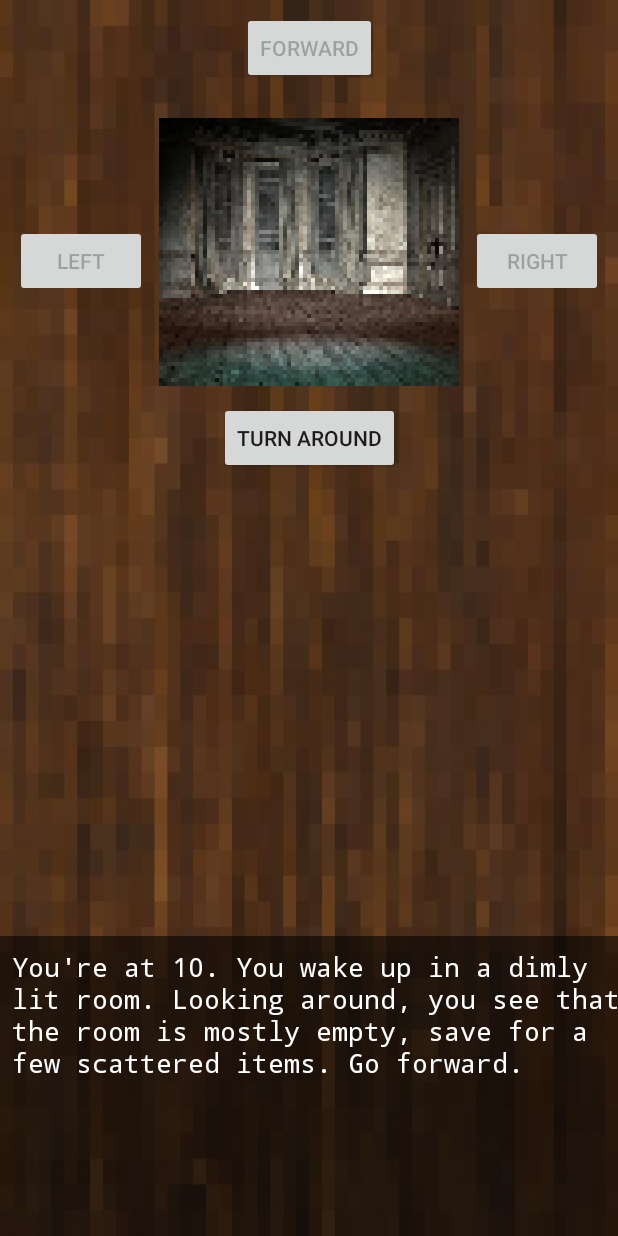
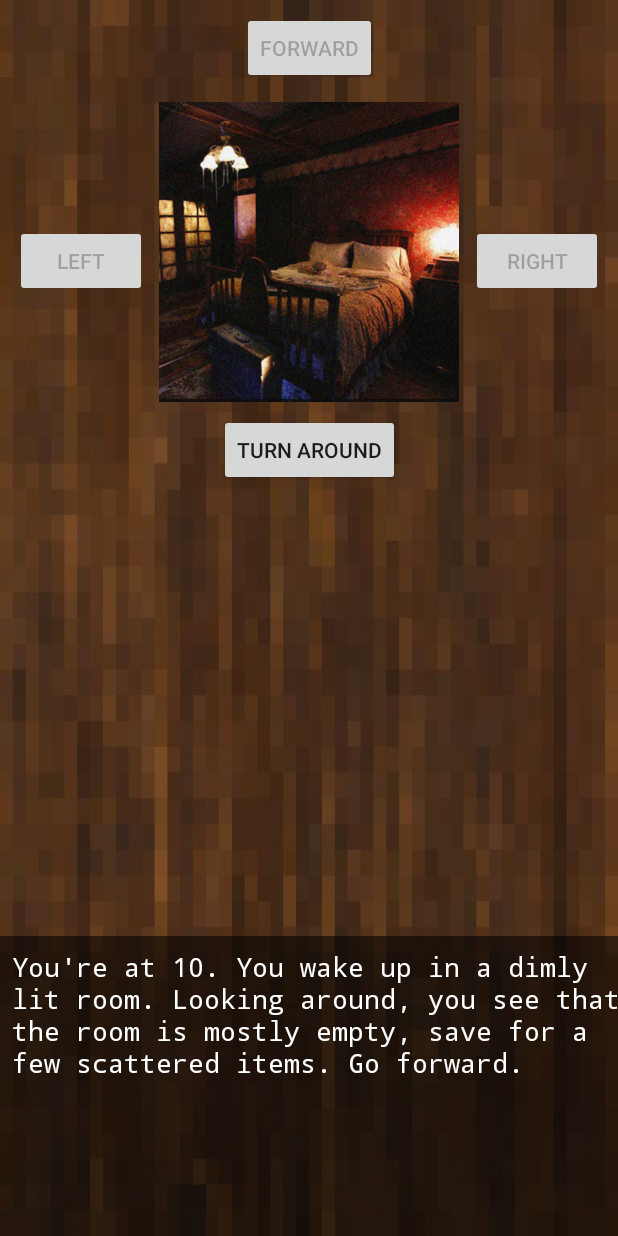
Before and after one commit to KristenEBrown/hauntwist, an Android app: the screen it shows after launch (DisplayActivity), after a tap on "ENTER THE HOUSE »", on a phone screen of 412 x 824 dp. Run offline under Robolectric (Android 15) with nearby library versions, the phone set to English and light mode, and no system bars.

Commit message:
add image functions

```diff
--- a/app/src/main/java/edu/gatech/hauntwist/DisplayActivity.java
+++ b/app/src/main/java/edu/gatech/hauntwist/DisplayActivity.java
@@ -21,7 +21,8 @@ public class DisplayActivity extends AppCompatActivity {
     private View textBackground;
     private TextView msgText;
 
-    private ImageView display;
+    //private ImageView display;
+    private ImageView roomPic;
 
     private int ordinal = 0;
 
@@ -66,7 +67,23 @@ public class DisplayActivity extends AppCompatActivity {
         textBackground = findViewById(R.id.textWrapper);
         msgText = findViewById(R.id.messageText);
 
-        display = findViewById(R.id.displayView);
+        //display = findViewById(R.id.displayView);
+
+        roomPic = findViewById(R.id.roomImg);
+
+        if (user.getCurrentTile() instanceof RoomTile){
+            if (((RoomTile)user.getCurrentTile()).getType() == 0){
+                roomPic.setImageResource(R.drawable.room1);
+            } else if (((RoomTile)user.getCurrentTile()).getType() == 1){
+                roomPic.setImageResource(R.drawable.room2);
+            } else if (((RoomTile)user.getCurrentTile()).getType() == 2){
+                roomPic.setImageResource(R.drawable.room3);
+            }
+        } else {
+            roomPic.setImageResource(R.drawable.hallway1);
+        }
+
+
 
 
         forwardButton.setOnClickListener(new View.OnClickListener() {
--- a/app/src/main/java/edu/gatech/hauntwist/RoomTile.java
+++ b/app/src/main/java/edu/gatech/hauntwist/RoomTile.java
@@ -1,15 +1,21 @@
 package edu.gatech.hauntwist;
+
+import java.util.Random;
 
 public class RoomTile extends MapTile{
     private boolean containsItem;
     private RoomItem item;
     private HallwayTile entrance;
     private boolean hasItem;
+    private Random rand;
+    private int roomType;
 
     public RoomTile(int row, int col) {
         super(row, col);
         entrance = null;
         hasItem = false;
+        rand = new Random();
+        roomType = rand.nextInt(3);
 
     }
 
@@ -29,6 +35,8 @@ public class RoomTile extends MapTile{
         return super.getCol();
     }
 
+    public int getType(){ return roomType; }
+
     public boolean isConnected() {
         return this.entrance != null;
     }
--- a/app/src/main/res/layout/activity_display.xml
+++ b/app/src/main/res/layout/activity_display.xml
@@ -66,7 +66,7 @@
         app:layout_constraintTop_toTopOf="@+id/textWrapper" />
 
     <ImageView
-        android:id="@+id/displayView"
+        android:id="@+id/roomImg"
         android:layout_width="200dp"
         android:layout_height="200dp"
         android:layout_marginEnd="8dp"
@@ -77,7 +77,7 @@
         app:layout_constraintEnd_toEndOf="parent"
         app:layout_constraintStart_toStartOf="parent"
         app:layout_constraintTop_toTopOf="@+id/forwardBttn"
-        app:srcCompat="@drawable/pixelatedroom" />
+        app:srcCompat="@drawable/room1" />
 
     <Button
         android:id="@+id/turnBttn"
@@ -87,10 +87,12 @@
         android:layout_marginLeft="8dp"
         android:layout_marginRight="8dp"
         android:layout_marginStart="8dp"
+        android:layout_marginTop="8dp"
         android:text="Turn Around"
         app:layout_constraintEnd_toEndOf="parent"
+        app:layout_constraintHorizontal_bias="0.502"
         app:layout_constraintStart_toStartOf="parent"
-        app:layout_constraintTop_toBottomOf="@+id/displayView" />
+        app:layout_constraintTop_toBottomOf="@+id/roomImg" />
 
     <Button
         android:id="@+id/option1Bttn"
--- a/app/src/main/res/layout/content_main.xml
+++ b/app/src/main/res/layout/content_main.xml
@@ -15,6 +15,7 @@
         app:layout_constraintBottom_toBottomOf="parent"
         app:layout_constraintLeft_toLeftOf="parent"
         app:layout_constraintRight_toRightOf="parent"
-        app:layout_constraintTop_toTopOf="parent" />
+        app:layout_constraintTop_toTopOf="parent"
+        app:layout_constraintVertical_bias="0.477" />
 
 </android.support.constraint.ConstraintLayout>
```
